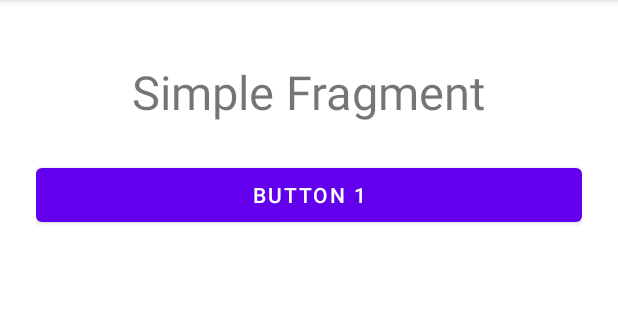
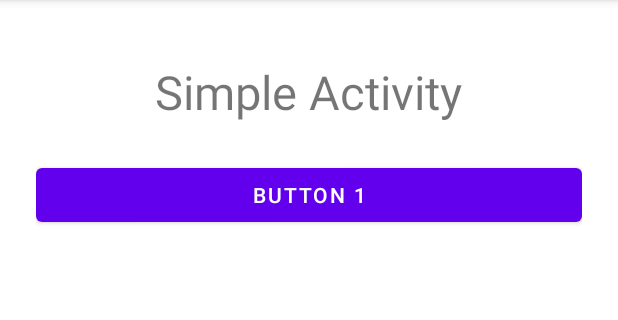
Before and after one commit to matale/KaspressoSimpleTestSample, an Android app: the screen it shows after launch (SimpleActivity), on a phone screen of 412 x 824 dp, the part 84-404 px from its top. Run offline under Robolectric (Android 15) with nearby library versions, the phone set to English and light mode, and no system bars.

Commit message:
Fixed label test on Simple Activity

```diff
--- a/app/src/main/res/values/strings.xml
+++ b/app/src/main/res/values/strings.xml
@@ -1,6 +1,6 @@
 <resources>
     <string name="app_name">KaspressoSimpleTestSample</string>
-    <string name="simple_fragment_title">Simple Fragment</string>
+    <string name="simple_fragment_title">Simple Activity</string>
     <string name="simple_fragment_text_button_1">Button 1</string>
     <string name="simple_fragment_text_button_2">Button 2</string>
     <string name="simple_fragment_text_edittext">Some text</string>
```
